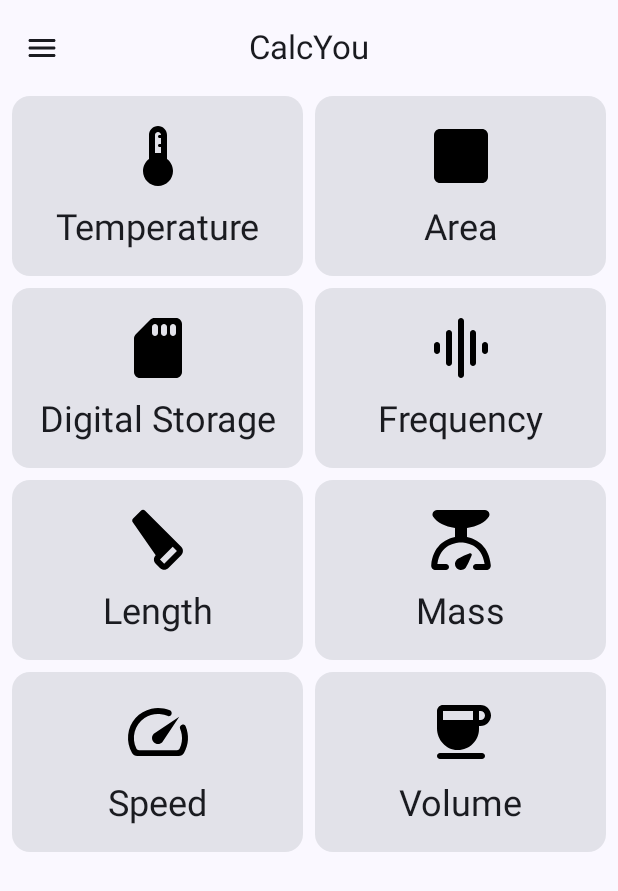
After one commit to you-apps/CalcYou, an Android app built with Jetpack Compose: the ConverterGridScreen screen opened through its navigation route, on a phone screen of 412 x 824 dp. The commit adds this screen. Shown: the top 891 px of the screen. Run offline under Robolectric (Android 15) with nearby library versions, the phone set to English and light mode, and no system bars; libraries missing offline, so code that uses them is left out: org.javia.arity.

Commit message:
feat: use grid layout to display unit converters

```diff
--- a/app/src/main/java/net/youapps/calcyou/NavHost.kt
+++ b/app/src/main/java/net/youapps/calcyou/NavHost.kt
@@ -6,6 +6,8 @@ import androidx.navigation.NavHostController
 import androidx.navigation.compose.NavHost
 import androidx.navigation.compose.composable
 import net.youapps.calcyou.ui.CalculatorScreen
+import net.youapps.calcyou.ui.screens.ConverterGridScreen
+import net.youapps.calcyou.ui.screens.ConverterScreen
 
 @Composable
 fun AppNavHost(modifier: Modifier = Modifier, navHostController: NavHostController) {
@@ -18,9 +20,15 @@ fun AppNavHost(modifier: Modifier = Modifier, navHostController: NavHostControll
             CalculatorScreen()
         }
 
+        composable(route = Destination.Converters.route) {
+            ConverterGridScreen(onNavigate = {
+                navHostController.navigateTo(it.route)
+            })
+        }
+
         Destination.Converter.values.forEach { converter ->
             composable(route = converter.route) {
-                converter.screen()
+                ConverterScreen(converter = converter.converter, converterName = converter.resId)
             }
         }
     }
--- a/app/src/main/java/net/youapps/calcyou/ui/MainScreen.kt
+++ b/app/src/main/java/net/youapps/calcyou/ui/MainScreen.kt
@@ -55,11 +55,7 @@ fun MainScreen() {
             CenterAlignedTopAppBar(title = {
                 Text(
                     text = stringResource(
-                        id =
-                        when (val destination = currentDestination) {
-                            is Destination.Converter -> destination.resId
-                            else -> R.string.app_name
-                        }
+                        id = R.string.app_name
                     )
                 )
             }, navigationIcon = {
--- /dev/null
+++ b/app/src/main/java/net/youapps/calcyou/ui/components/ConverterCard.kt
@@ -0,0 +1,53 @@
+package net.youapps.calcyou.ui.components
+
+import androidx.annotation.StringRes
+import androidx.compose.foundation.Image
+import androidx.compose.foundation.layout.Arrangement
+import androidx.compose.foundation.layout.Column
+import androidx.compose.foundation.layout.Spacer
+import androidx.compose.foundation.layout.fillMaxSize
+import androidx.compose.foundation.layout.height
+import androidx.compose.foundation.layout.padding
+import androidx.compose.foundation.layout.size
+import androidx.compose.material3.Card
+import androidx.compose.material3.ExperimentalMaterial3Api
+import androidx.compose.material3.MaterialTheme
+import androidx.compose.material3.Text
+import androidx.compose.runtime.Composable
+import androidx.compose.ui.Alignment
+import androidx.compose.ui.Modifier
+import androidx.compose.ui.graphics.vector.ImageVector
+import androidx.compose.ui.res.stringResource
+import androidx.compose.ui.text.style.TextOverflow
+import androidx.compose.ui.unit.dp
+
+@OptIn(ExperimentalMaterial3Api::class)
+@Composable
+fun ConverterCard(icon: ImageVector, @StringRes title: Int, onClick: () -> Unit) {
+    Card(
+        modifier = Modifier
+            .fillMaxSize(),
+        onClick = onClick
+    ) {
+        Column(
+            modifier = Modifier
+                .fillMaxSize()
+                .padding(16.dp),
+            verticalArrangement = Arrangement.Center,
+            horizontalAlignment = Alignment.CenterHorizontally
+        ) {
+            Image(
+                imageVector = icon,
+                contentDescription = null,
+                modifier = Modifier.size(48.dp)
+            )
+            Spacer(modifier = Modifier.height(8.dp))
+            Text(
+                text = stringResource(id = title),
+                style = MaterialTheme.typography.headlineSmall,
+                maxLines = 1,
+                overflow = TextOverflow.Ellipsis
+            )
+        }
+    }
+}
--- /dev/null
+++ b/app/src/main/java/net/youapps/calcyou/ui/screens/ConverterGridScreen.kt
@@ -0,0 +1,31 @@
+package net.youapps.calcyou.ui.screens
+
+import androidx.compose.foundation.layout.Arrangement
+import androidx.compose.foundation.layout.fillMaxSize
+import androidx.compose.foundation.layout.padding
+import androidx.compose.foundation.lazy.grid.GridCells
+import androidx.compose.foundation.lazy.grid.LazyVerticalGrid
+import androidx.compose.foundation.lazy.grid.items
+import androidx.compose.runtime.Composable
+import androidx.compose.ui.Modifier
+import androidx.compose.ui.unit.dp
+import net.youapps.calcyou.Destination
+import net.youapps.calcyou.ui.components.ConverterCard
+
+@Composable
+fun ConverterGridScreen(onNavigate: (Destination) -> Unit) {
+    LazyVerticalGrid(
+        columns = GridCells.Adaptive(160.dp),
+        horizontalArrangement = Arrangement.spacedBy(8.dp),
+        verticalArrangement = Arrangement.spacedBy(8.dp),
+        modifier = Modifier
+            .fillMaxSize()
+            .padding(horizontal = 8.dp)
+    ) {
+        items(Destination.Converter.values) { converter ->
+            ConverterCard(icon = converter.icon, title = converter.resId, onClick = {
+                onNavigate(converter)
+            })
+        }
+    }
+}
--- a/app/src/main/res/values/strings.xml
+++ b/app/src/main/res/values/strings.xml
@@ -66,4 +66,5 @@
     <string name="celsius">Celsius</string>
     <string name="fahrenheit">Fahrenheit</string>
     <string name="kelvin">Kelvin</string>
+    <string name="converter">Unit Converter</string>
 </resources>
```
Also changed, not shown: app/src/main/java/net/youapps/calcyou/Destination.kt (+36 -19 lines), app/src/main/java/net/youapps/calcyou/ui/components/NavDrawerContent.kt (+6 -27 lines), app/src/main/java/net/youapps/calcyou/ui/screens/ConverterScreen.kt (+7 -2 lines).
